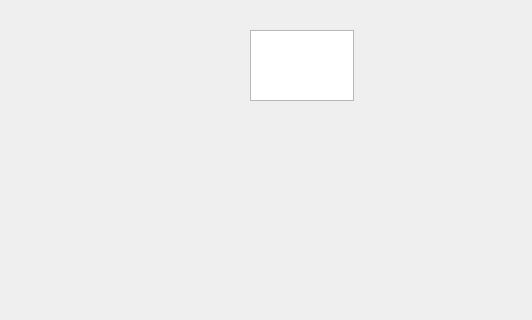
The window that project/driver.ui (BUdudyak/NG_2022_Project) describes before a commit, drawn with Qt 5; both pictures show x 0 to 532 and y 0 to 320 of the 800 by 600 pixel window.
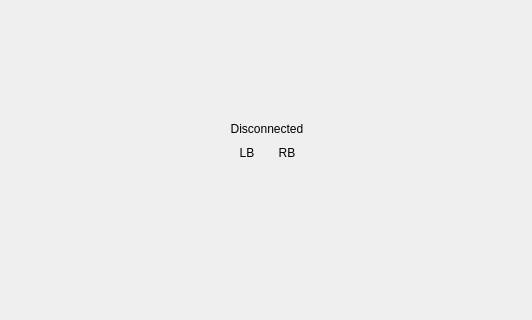
The same window after the commit.

Commit message: Created new class "mouse" without right implementetion

Patch:
```diff
--- a/project/driver.ui
+++ b/project/driver.ui
@@ -14,15 +14,51 @@
    <string>driver</string>
   </property>
   <widget class="QWidget" name="centralwidget">
-   <widget class="QTextEdit" name="l_connection">
+   <widget class="QWidget" name="">
     <property name="geometry">
      <rect>
-      <x>250</x>
-      <y>30</y>
-      <width>104</width>
-      <height>71</height>
+      <x>230</x>
+      <y>120</y>
+      <width>74</width>
+      <height>42</height>
      </rect>
     </property>
+    <layout class="QVBoxLayout" name="verticalLayout">
+     <item>
+      <widget class="QLabel" name="l_connection">
+       <property name="text">
+        <string>Disconnected</string>
+       </property>
+       <property name="alignment">
+        <set>Qt::AlignCenter</set>
+       </property>
+      </widget>
+     </item>
+     <item>
+      <layout class="QHBoxLayout" name="horizontalLayout">
+       <item>
+        <widget class="QLabel" name="l_LB">
+         <property name="text">
+          <string>LB</string>
+         </property>
+         <property name="alignment">
+          <set>Qt::AlignCenter</set>
+         </property>
+        </widget>
+       </item>
+       <item>
+        <widget class="QLabel" name="l_RB">
+         <property name="text">
+          <string>RB</string>
+         </property>
+         <property name="alignment">
+          <set>Qt::AlignCenter</set>
+         </property>
+        </widget>
+       </item>
+      </layout>
+     </item>
+    </layout>
    </widget>
   </widget>
   <widget class="QMenuBar" name="menubar">
```
The commit also changes 4 other files.
